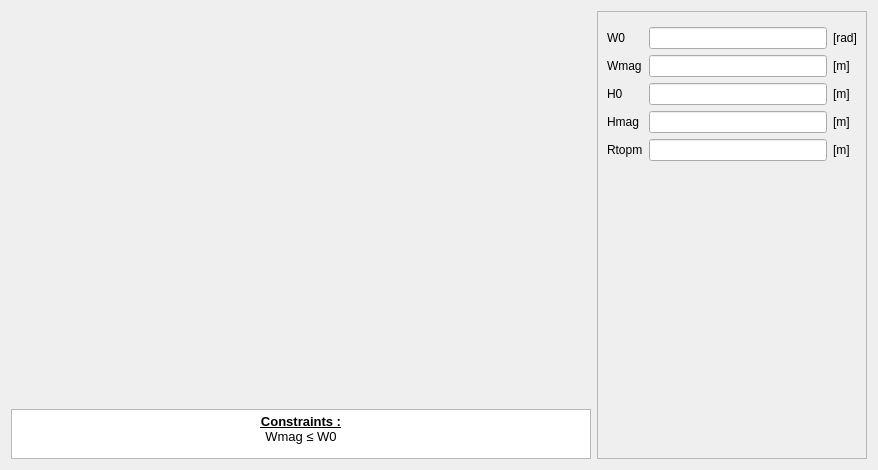
Above: pyleecan/GUI/Dialog/DMachineSetup/SMSlot/PMSlot15/PMSlot15.ui from Eomys/pyleecan before the change. Below: the same form after it.
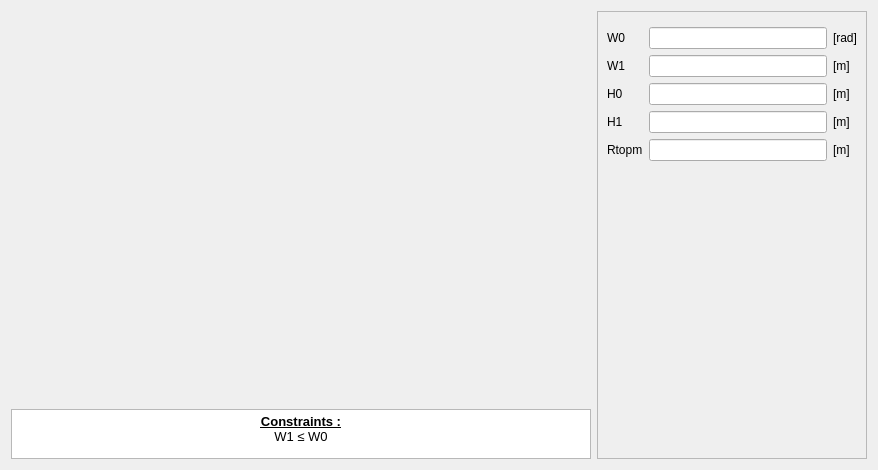
That is the form after the change. Icons and pictures are not drawn. Custom widgets are drawn as their Qt base class.

Commit message: [NF] renaming Hmag and Wmag

```diff
--- a/pyleecan/GUI/Dialog/DMachineSetup/SMSlot/PMSlot15/PMSlot15.ui
+++ b/pyleecan/GUI/Dialog/DMachineSetup/SMSlot/PMSlot15/PMSlot15.ui
@@ -79,7 +79,7 @@
 p, li { white-space: pre-wrap; }
 &lt;/style&gt;&lt;/head&gt;&lt;body style=&quot; font-family:'MS Shell Dlg 2'; font-size:8.15094pt; font-weight:400; font-style:normal;&quot;&gt;
 &lt;p align=&quot;center&quot; style=&quot; margin-top:0px; margin-bottom:0px; margin-left:0px; margin-right:0px; -qt-block-indent:0; text-indent:0px;&quot;&gt;&lt;span style=&quot; font-size:10pt; font-weight:600; text-decoration: underline;&quot;&gt;Constraints :&lt;/span&gt;&lt;/p&gt;
-&lt;p align=&quot;center&quot; style=&quot; margin-top:0px; margin-bottom:0px; margin-left:0px; margin-right:0px; -qt-block-indent:0; text-indent:0px;&quot;&gt;&lt;span style=&quot; font-size:10pt;&quot;&gt;Wmag ≤ W0&lt;/span&gt;&lt;/p&gt;&lt;/body&gt;&lt;/html&gt;</string>
+&lt;p align=&quot;center&quot; style=&quot; margin-top:0px; margin-bottom:0px; margin-left:0px; margin-right:0px; -qt-block-indent:0; text-indent:0px;&quot;&gt;&lt;span style=&quot; font-size:10pt;&quot;&gt;W1 ≤ W0&lt;/span&gt;&lt;/p&gt;&lt;/body&gt;&lt;/html&gt;</string>
        </property>
        <property name="textInteractionFlags">
         <set>Qt::TextSelectableByKeyboard|Qt::TextSelectableByMouse</set>
@@ -140,7 +140,7 @@
          <item row="1" column="0">
           <widget class="QLabel" name="in_Wmag">
            <property name="text">
-            <string>Wmag</string>
+            <string>W1</string>
            </property>
           </widget>
          </item>
@@ -174,7 +174,7 @@
          <item row="3" column="0">
           <widget class="QLabel" name="in_Hmag">
            <property name="text">
-            <string>Hmag</string>
+            <string>H1</string>
            </property>
           </widget>
          </item>
```
Left out of the diff: 16 changed lines with no effect on the pictures. The commit also changes 169 other files.
